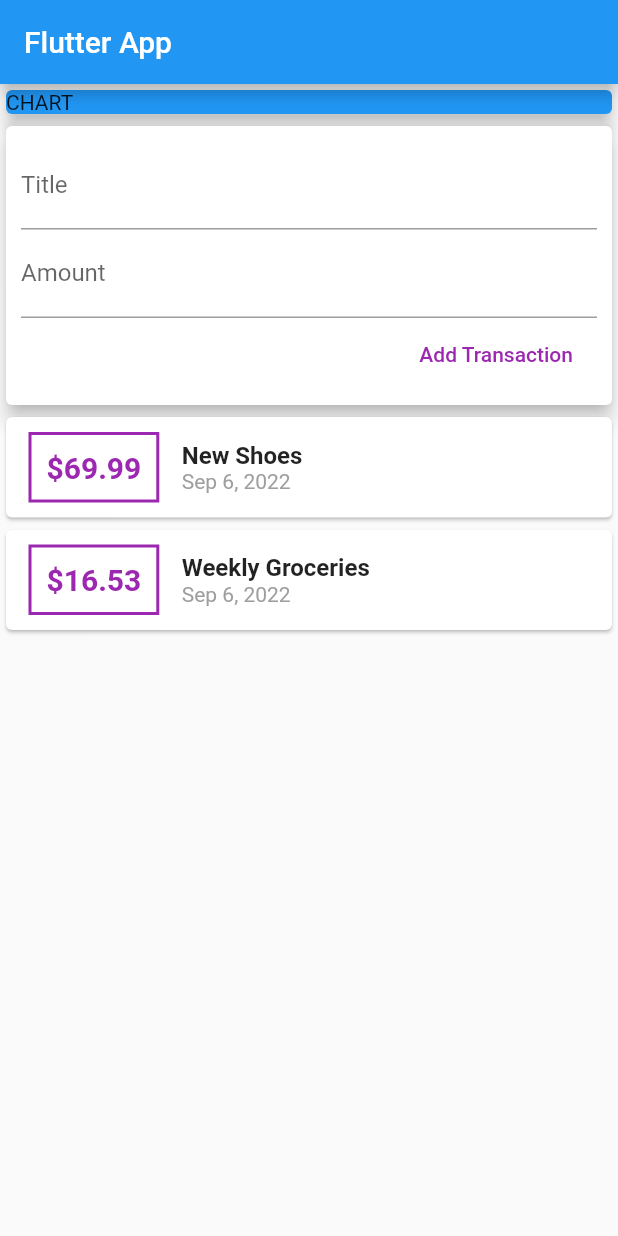
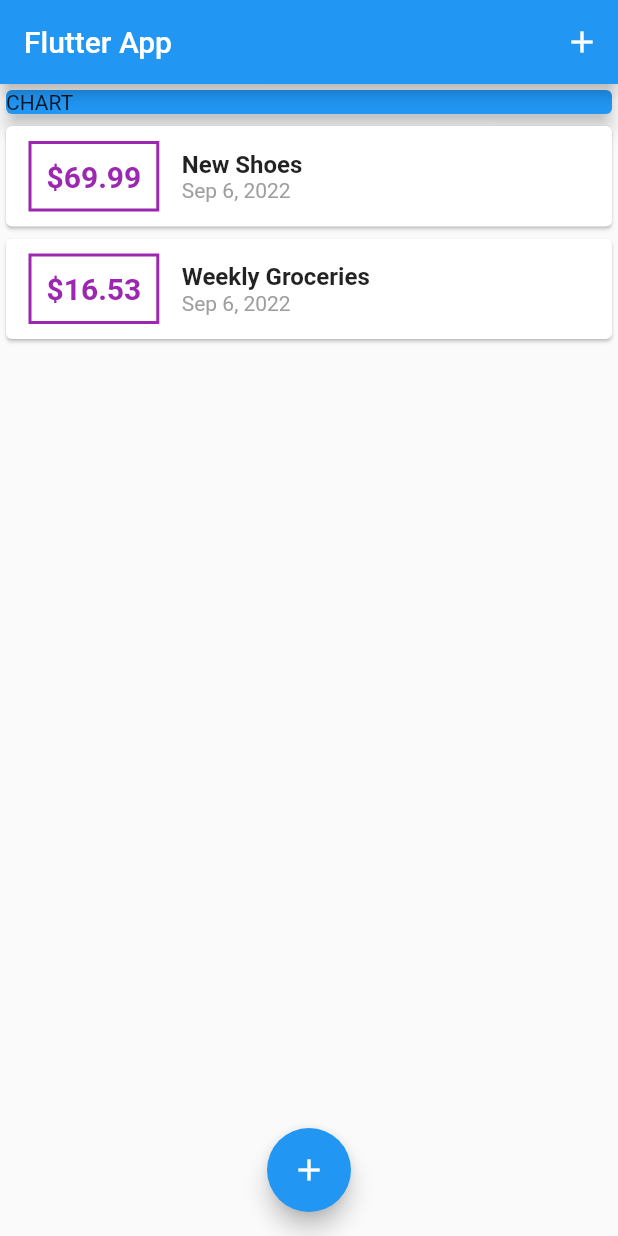
Before and after one commit to Hassaanhmd/personal_expenses_app, a Flutter app: the screen it shows after launch, on a phone screen of 412 x 824 dp. Run offline on Flutter 3.47's test engine with Material 2 defaults, Android fonts, the phone set to English and light mode, and no system bars.

Commit message:
Added FloatingActionButton and IconButton which shows a modal to add transaction

```diff
--- a/lib/main.dart
+++ b/lib/main.dart
@@ -1,6 +1,8 @@
 import 'package:flutter/material.dart';
 
-import './widgets/user_transactions.dart';
+import './widgets/transaction_list.dart';
+import './widgets/new_transaction.dart';
+import './models/transaction.dart';
 
 void main() => runApp(MyApp());
 
@@ -14,18 +16,61 @@ class MyApp extends StatelessWidget {
   }
 }
 
-class MyHomePage extends StatelessWidget {
+class MyHomePage extends StatefulWidget {
+  @override
+  State<MyHomePage> createState() => _MyHomePageState();
+}
+
+class _MyHomePageState extends State<MyHomePage> {
   // String titleInput;
-  // String amountInput;
+  final List<Transaction> _userTransactions = [
+    Transaction(
+      id: 't1',
+      title: 'New Shoes',
+      amount: 69.99,
+      date: DateTime.now(),
+    ),
+    Transaction(
+      id: 't2',
+      title: 'Weekly Groceries',
+      amount: 16.53,
+      date: DateTime.now(),
+    ),
+  ];
 
-  final titleController = TextEditingController();
-  final amountController = TextEditingController();
+  void _addNewTransaction(String txTitle, double txAmount) {
+    final newTx = Transaction(
+      id: DateTime.now().toString(),
+      title: txTitle,
+      amount: txAmount,
+      date: DateTime.now(),
+    );
+
+    setState(() {
+      _userTransactions.add(newTx);
+    });
+  }
+
+  void _startAddNewTransaction(BuildContext ctx) {
+    showModalBottomSheet(
+      context: ctx,
+      builder: (_) {
+        return NewTransaction(_addNewTransaction);
+      },
+    );
+  }
 
   @override
   Widget build(BuildContext context) {
     return Scaffold(
       appBar: AppBar(
         title: Text('Flutter App'),
+        actions: [
+          IconButton(
+            icon: Icon(Icons.add),
+            onPressed: () => _startAddNewTransaction(context),
+          ),
+        ],
       ),
       body: SingleChildScrollView(
         child: Column(
@@ -40,9 +85,14 @@ class MyHomePage extends StatelessWidget {
                 elevation: 5,
               ),
             ),
-            UserTransactions(),
+            TransactionList(_userTransactions),
           ],
         ),
+      ),
+      floatingActionButtonLocation: FloatingActionButtonLocation.centerFloat,
+      floatingActionButton: FloatingActionButton(
+        child: Icon(Icons.add),
+        onPressed: () => _startAddNewTransaction(context),
       ),
     );
   }
--- a/lib/widgets/user_transactions.dart
+++ /dev/null
@@ -1,50 +0,0 @@
-import 'package:flutter/material.dart';
-
-import '../models/transaction.dart';
-import './new_transaction.dart';
-import './transaction_list.dart';
-
-class UserTransactions extends StatefulWidget {
-  @override
-  State<UserTransactions> createState() => _UserTransactionsState();
-}
-
-class _UserTransactionsState extends State<UserTransactions> {
-  final List<Transaction> _userTransactions = [
-    Transaction(
-      id: 't1',
-      title: 'New Shoes',
-      amount: 69.99,
-      date: DateTime.now(),
-    ),
-    Transaction(
-      id: 't2',
-      title: 'Weekly Groceries',
-      amount: 16.53,
-      date: DateTime.now(),
-    ),
-  ];
-
-  void _addNewTransaction(String txTitle, double txAmount) {
-    final newTx = Transaction(
-      id: DateTime.now().toString(),
-      title: txTitle,
-      amount: txAmount,
-      date: DateTime.now(),
-    );
-
-    setState(() {
-      _userTransactions.add(newTx);
-    });
-  }
-
-  @override
-  Widget build(BuildContext context) {
-    return Column(
-      children: [
-        NewTransaction(_addNewTransaction),
-        TransactionList(_userTransactions),
-      ],
-    );
-  }
-}
```
